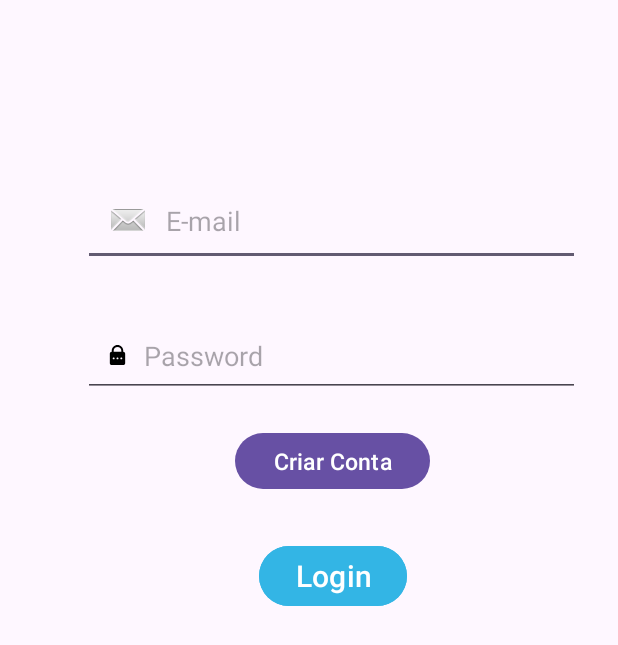
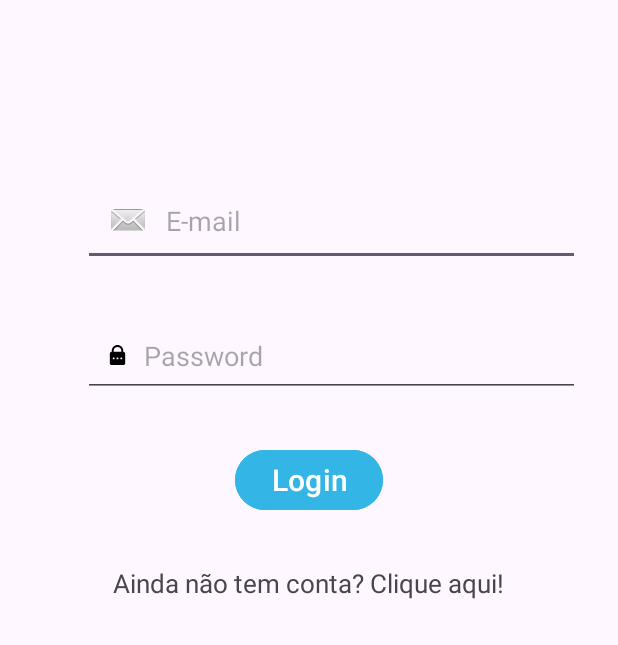
Before and after one commit to JBERNARD024/CarTrade, an Android app: the layout login.xml on its own in the app's theme, with its tools: preview values and no code run, on a phone screen of 412 x 824 dp. Shown: the top 645 px of the screen. Run offline under Robolectric (Android 15) with nearby library versions, the phone set to English and light mode, and no system bars.

Commit message:
update do manifest, do login e do sign_in

```diff
--- a/app/src/main/AndroidManifest.xml
+++ b/app/src/main/AndroidManifest.xml
@@ -13,7 +13,7 @@
         android:theme="@style/Theme.CarTrade"
         tools:targetApi="31">
         <activity
-            android:name=".Login"
+            android:name=".MainActivity"
             android:exported="true">
             <intent-filter>
                 <action android:name="android.intent.action.MAIN" />
@@ -22,6 +22,10 @@
             </intent-filter>
         </activity>
         <activity
+            android:name=".Login"
+            android:label="SignInActivity">
+        </activity>
+        <activity
             android:name=".SignIn"
             android:label="SignInActivity">
         </activity>
--- a/app/src/main/res/layout/login.xml
+++ b/app/src/main/res/layout/login.xml
@@ -50,22 +50,22 @@
         android:textSize="20dp"
         app:layout_constraintBottom_toBottomOf="parent"
         app:layout_constraintEnd_toEndOf="parent"
-        app:layout_constraintHorizontal_bias="0.56"
         app:layout_constraintStart_toStartOf="parent"
         app:layout_constraintTop_toTopOf="parent"
-        app:layout_constraintVertical_bias="0.461" />
+        app:layout_constraintVertical_bias="0.373" />
 
-    <Button
-        android:id="@+id/btnToCriarConta"
-        android:layout_width="130dp"
-        android:layout_height="45dp"
-        android:text="Criar Conta"
-        android:textSize="15dp"
-        app:layout_constraintBottom_toTopOf="@+id/btnLogin"
+    <TextView
+        android:id="@+id/txtToSignIn"
+        android:layout_width="wrap_content"
+        android:layout_height="wrap_content"
+        android:clickable="true"
+        android:text="Ainda não tem conta? Clique aqui!"
+        android:textSize="17dp"
+        app:layout_constraintBottom_toBottomOf="parent"
         app:layout_constraintEnd_toEndOf="parent"
-        app:layout_constraintHorizontal_bias="0.569"
+        app:layout_constraintHorizontal_bias="0.497"
         app:layout_constraintStart_toStartOf="parent"
-        app:layout_constraintTop_toBottomOf="@+id/txtPassword"
-        app:layout_constraintVertical_bias="0.406" />
+        app:layout_constraintTop_toBottomOf="@+id/btnLogin"
+        app:layout_constraintVertical_bias="0.076" />
 
 </androidx.constraintlayout.widget.ConstraintLayout>
```
Also changed, not shown: app/src/main/res/layout/sign_in.xml (+5 -4 lines).
